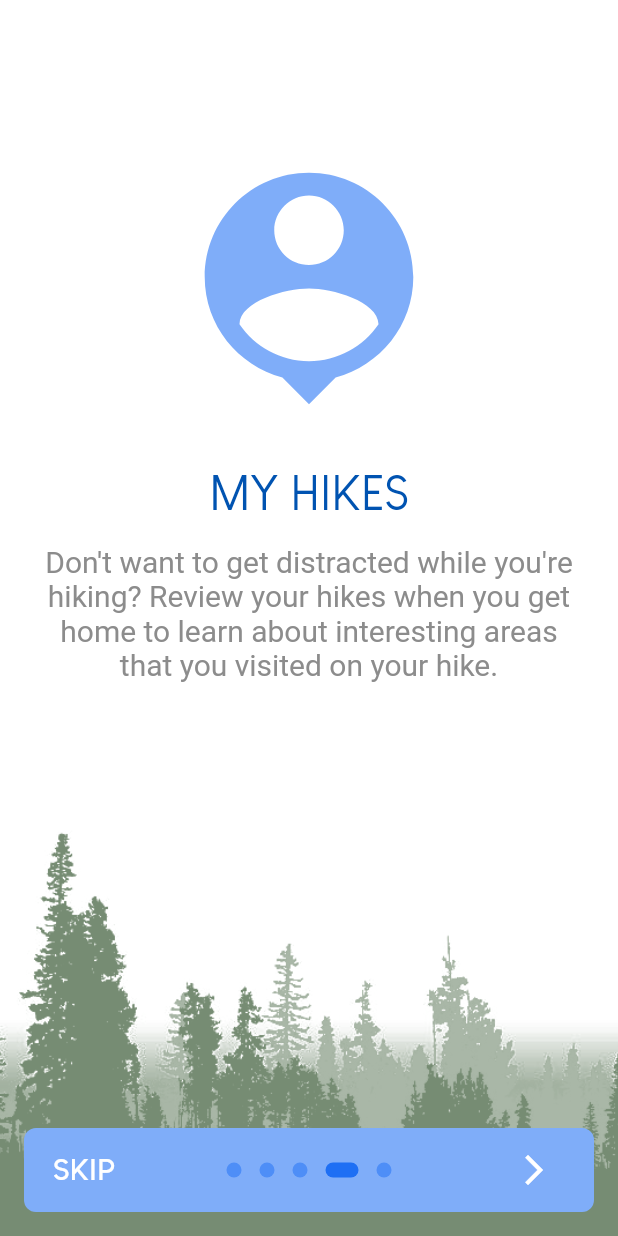
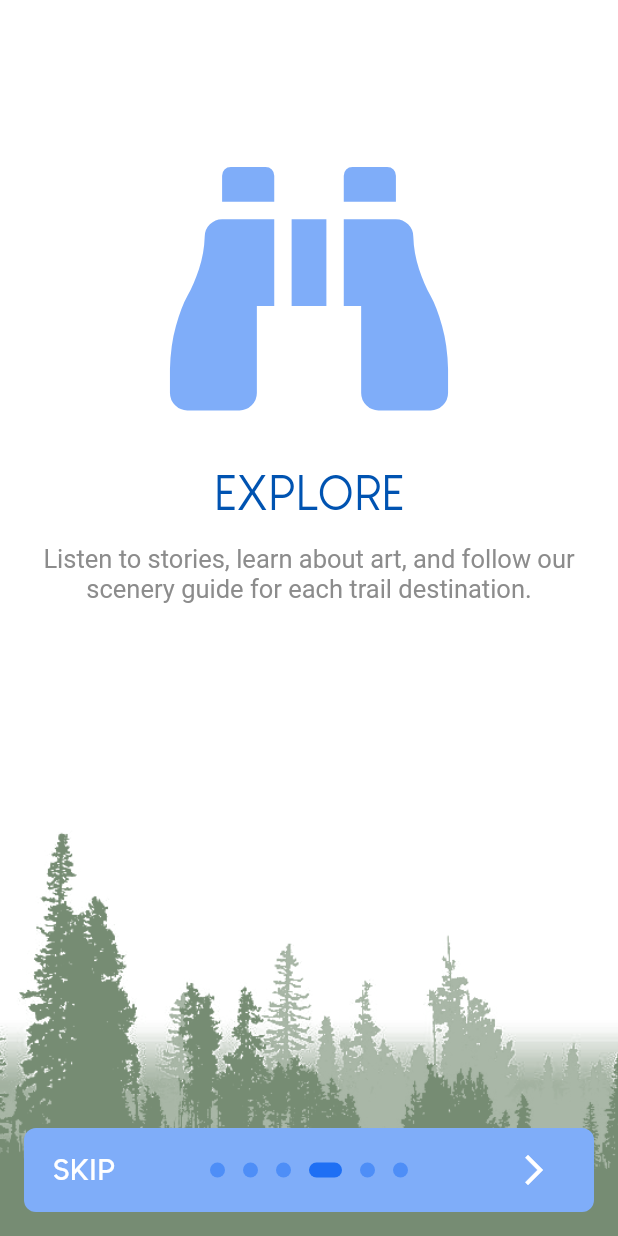
Before and after one commit to HadenHiles/G7TrailApp, a Flutter app: the screen it shows after launch, swiped to page 4, on a phone screen of 412 x 824 dp. Run offline on Flutter 3.47's test engine with Material 2 defaults, Android fonts, the phone set to English and light mode, and no system bars; drawn by our look-alikes of introduction_screen; our stand-ins replace auto_size_text, cached_network_image, cloud_firestore, firebase_analytics, firebase_auth, firebase_core and 11 more; missing offline and left inert: ci_connectivity, flutter_settings_ui, password_strength, the_apple_sign_in; accounts and stored records are empty.

Commit message:
Tweak intro screen content so that it's a bit more clear as to what the trail is and what the app does.

```diff
--- a/lib/intro_screen.dart
+++ b/lib/intro_screen.dart
@@ -71,7 +71,7 @@ class _IntroScreenState extends State<IntroScreen> {
     }
 
     var bodyStyle = TextStyle(
-      fontSize: 20.0,
+      fontSize: 17,
       color: _textColor,
     );
 
@@ -86,7 +86,7 @@ class _IntroScreenState extends State<IntroScreen> {
       titlePadding: EdgeInsets.only(top: 40, bottom: 15),
       bodyAlignment: Alignment.topCenter,
       bodyTextStyle: bodyStyle,
-      descriptionPadding: EdgeInsets.fromLTRB(10.0, 0.0, 10.0, 10.0),
+      descriptionPadding: EdgeInsets.fromLTRB(8.0, 0.0, 8.0, 8.0),
       pageColor: Colors.transparent,
       imagePadding: EdgeInsets.only(top: 100),
       imageAlignment: Alignment.center,
@@ -135,8 +135,8 @@ class _IntroScreenState extends State<IntroScreen> {
             ),
           ),
           PageViewModel(
-            title: "Connecting Parks".toUpperCase(),
-            body: "Connecting a land trail from Pukaskwa National Park to Neys Provincial Park to celebrate the beauty of Lake Superior shown through the paintings of the Group of Seven.",
+            title: "Why this trail?".toUpperCase(),
+            body: "To celebrate the beauty of Lake Superior shown through the Group of Seven paintings.\n\nWe are connecting a land trail from Pukaskwa National Park to Neys Provincial Park so that more of this historic landmark can be explored and appreciated.",
             image: Icon(
               FontAwesomeIcons.route,
               size: MediaQuery.of(context).size.width * 0.4,
@@ -145,8 +145,8 @@ class _IntroScreenState extends State<IntroScreen> {
             decoration: pageDecoration,
           ),
           PageViewModel(
-            title: "Get notified when you reach key destinations".toUpperCase(),
-            body: "Listen to trail stories, or look at the artwork and history for that destination",
+            title: "Discover Iconic Locations".toUpperCase(),
+            body: "Get notified whenever you reach key destinations on the trail.",
             image: Icon(
               Icons.notifications_active_rounded,
               size: MediaQuery.of(context).size.width * 0.45,
@@ -155,8 +155,18 @@ class _IntroScreenState extends State<IntroScreen> {
             decoration: pageDecoration,
           ),
           PageViewModel(
+            title: "Explore".toUpperCase(),
+            body: "Listen to stories, learn about art, and follow our scenery guide for each trail destination.",
+            image: Icon(
+              FontAwesomeIcons.binoculars,
+              size: MediaQuery.of(context).size.width * 0.45,
+              color: _buttonColor,
+            ),
+            decoration: pageDecoration,
+          ),
+          PageViewModel(
             title: "My Hikes".toUpperCase(),
-            body: "Don't want to get distracted while you're hiking? Review your hikes when you get home to learn about interesting areas that you visited on your hike.",
+            body: "Don't want to get distracted?\n\nLearn about the destinations you visit in \"My Hikes\" after you get home.",
             image: Icon(
               Icons.location_history,
               size: MediaQuery.of(context).size.width * 0.45,
```
